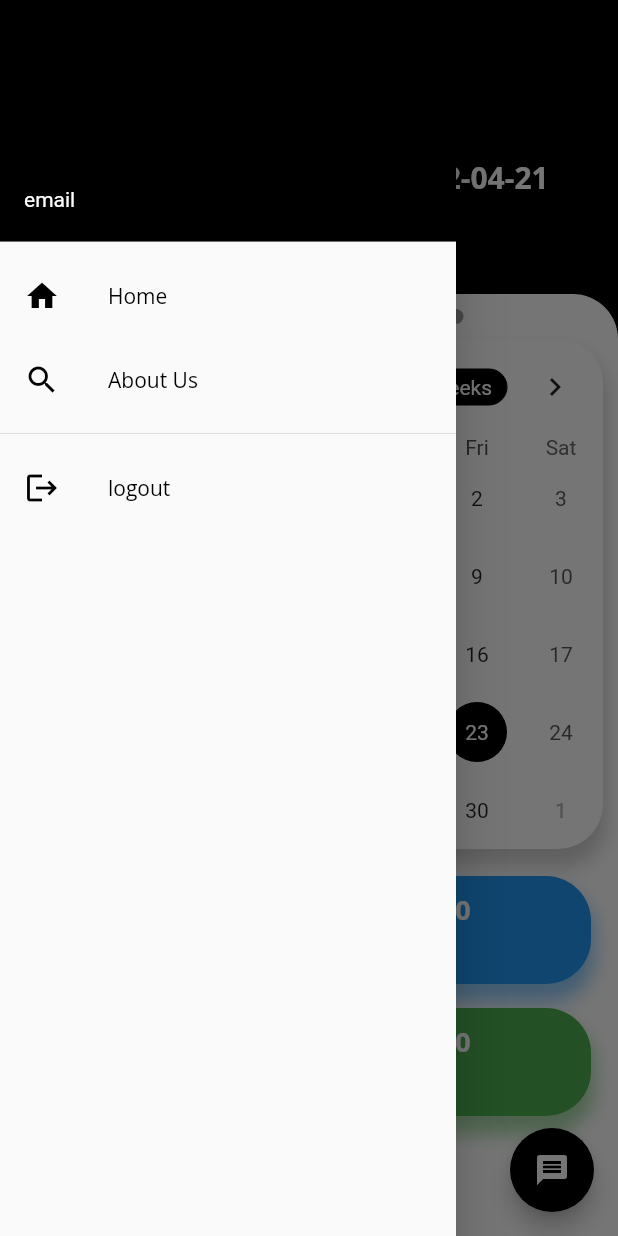
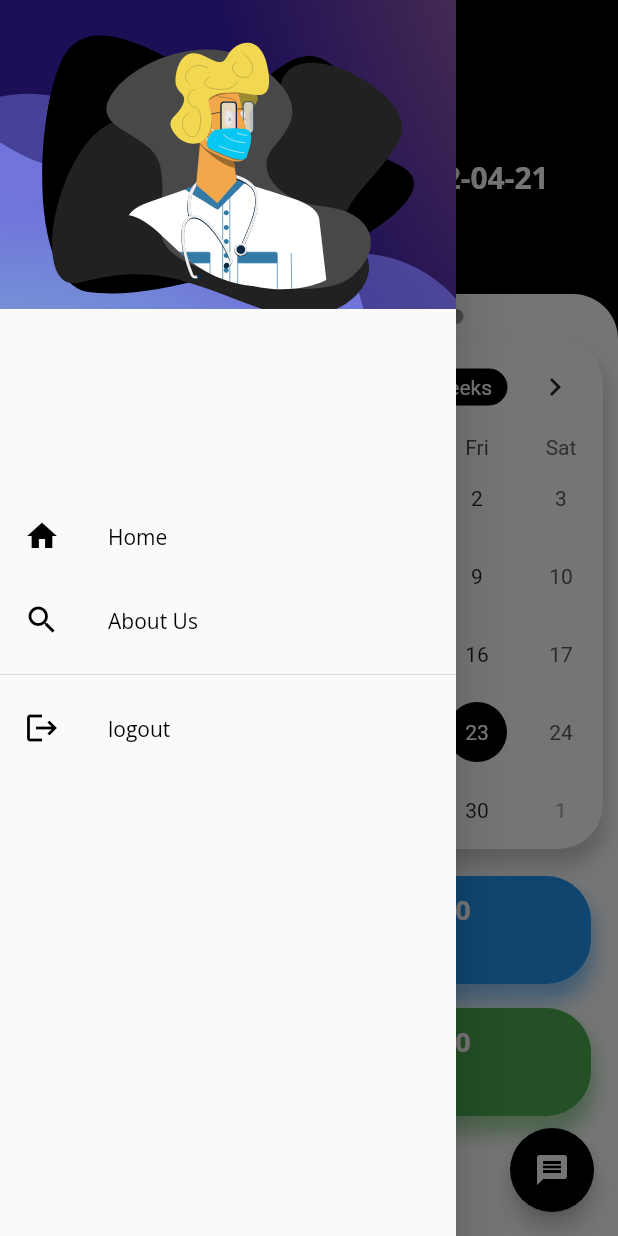
Before and after one commit to RXRider1451/Software-Design-Project, a Flutter app: the HomeScreen screen opened directly, with the side drawer open, on a phone screen of 412 x 824 dp. Run offline on Flutter 3.47's test engine with Material 2 defaults, Android fonts, the phone set to English and light mode, and no system bars; drawn by our look-alikes of table_calendar; our stand-ins replace fluttertoast, form_field_validator, google_fonts, lottie, shared_preferences; accounts and stored records are empty.

Commit message:
worked on the drawer

```diff
--- a/lib/screens/home_screen.dart
+++ b/lib/screens/home_screen.dart
@@ -9,6 +9,7 @@ import 'package:sd_health_science_app/widgets/taskListTile.dart';
 import 'package:sd_health_science_app/widgets/taskOpenBottomSheet.dart';
 import 'package:shared_preferences/shared_preferences.dart';
 import 'package:table_calendar/table_calendar.dart';
+import 'package:lottie/lottie.dart';
 
 class HomeScreen extends StatefulWidget {
   @override
@@ -144,10 +145,44 @@ class _HomeScreenState extends State<HomeScreen> {
       drawer: Drawer(
         child: ListView(
           children: [
-            UserAccountsDrawerHeader(
-              accountName: Text(username),
-              accountEmail: Text('email'),
-              decoration: BoxDecoration(color: Colors.black),
+            // UserAccountsDrawerHeader(
+            //   accountName: Text(username),
+            //   accountEmail: Text('email'),
+            //   decoration: BoxDecoration(color: Colors.black),
+
+            // ),
+            Container(
+              height: MediaQuery.of(context).size.height / 2.5,
+              width: MediaQuery.of(context).size.width,
+              child: Stack(
+                children: [
+                  Lottie.asset('assets/lottie/waves.json',
+                      height: MediaQuery.of(context).size.height / 4,
+                      width: MediaQuery.of(context).size.width,
+                      fit: BoxFit.fitWidth),
+                  Lottie.asset('assets/lottie/doctor.json',
+                      height: MediaQuery.of(context).size.height / 4,
+                      width: MediaQuery.of(context).size.width,
+                      fit: BoxFit.cover),
+                  Positioned(
+                      top: MediaQuery.of(context).size.height / 3.3,
+                      child: Container(
+                        width: MediaQuery.of(context).size.width,
+                        child: Center(
+                          child: Padding(
+                            padding: const EdgeInsets.only(right: 50.0),
+                            child: Text(
+                              username,
+                              style: TextStyle(
+                                  color: Colors.white,
+                                  fontSize: 15,
+                                  fontWeight: FontWeight.bold),
+                            ),
+                          ),
+                        ),
+                      ))
+                ],
+              ),
             ),
             ListTile(
               onTap: () async {},
--- a/pubspec.yaml
+++ b/pubspec.yaml
@@ -51,6 +51,7 @@ flutter:
   # To add assets to your application, add an assets section, like this:
   assets:
     - assets/lottie/doctor.json
+    - assets/lottie/waves.json
     - assets/images/map.PNG
   #   - images/a_dot_ham.jpeg
 
```
Also changed, not shown: assets/lottie/waves.json (added, +1 -0 lines), pubspec.lock.
